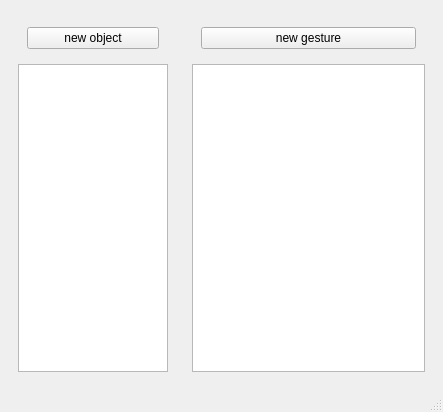
First picture: the form in src/MainWindow.ui, repository uiii/GeconPC, before the edit.
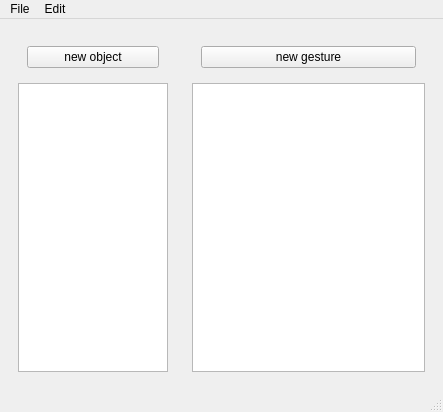
Second picture: the form after the edit.

The edit to the form file:
```diff
--- a/src/MainWindow.ui
+++ b/src/MainWindow.ui
@@ -67,9 +67,23 @@
      <x>0</x>
      <y>0</y>
      <width>443</width>
-     <height>21</height>
+     <height>19</height>
     </rect>
    </property>
+   <widget class="QMenu" name="menuSoubor">
+    <property name="title">
+     <string>File</string>
+    </property>
+    <addaction name="actionExit"/>
+   </widget>
+   <widget class="QMenu" name="menuEdit">
+    <property name="title">
+     <string>Edit</string>
+    </property>
+    <addaction name="actionSettings"/>
+   </widget>
+   <addaction name="menuSoubor"/>
+   <addaction name="menuEdit"/>
   </widget>
   <widget class="QStatusBar" name="statusbar"/>
  </widget>
```
Left out of the diff: 36 changed lines with no effect on the pictures.
